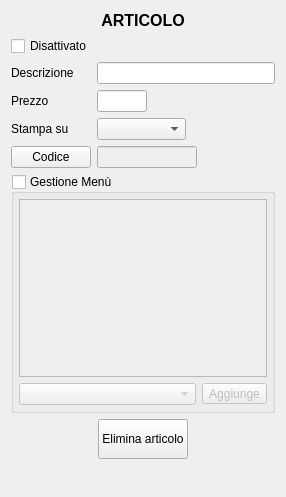
First picture: the form in src/dettagliarticolo.ui, repository mtonin/gestcassa, before the edit.
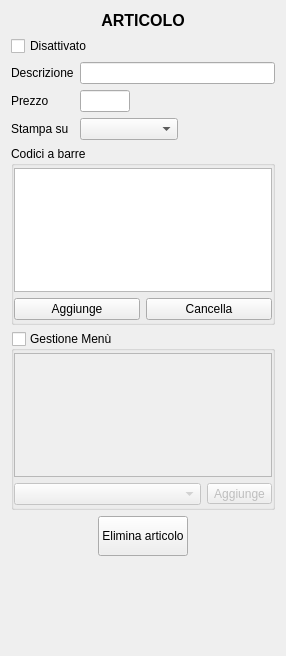
Second picture: the form after the edit. Icons and pictures are not drawn.

Commit message: - gestione barcode multipli per articolo

```diff
--- a/src/dettagliarticolo.ui
+++ b/src/dettagliarticolo.ui
@@ -7,7 +7,7 @@
     <x>0</x>
     <y>0</y>
     <width>286</width>
-    <height>497</height>
+    <height>656</height>
    </rect>
   </property>
   <property name="sizePolicy">
@@ -25,7 +25,7 @@
   <property name="windowTitle">
    <string>Form</string>
   </property>
-  <layout class="QVBoxLayout" name="verticalLayout_2">
+  <layout class="QVBoxLayout" name="verticalLayout_2" stretch="0,0,0,2,2,0,1">
    <item>
     <widget class="QLabel" name="label">
      <property name="font">
@@ -154,59 +154,86 @@
        </item>
       </layout>
      </item>
-     <item row="3" column="1">
-      <layout class="QHBoxLayout" name="horizontalLayout_5">
-       <item>
-        <widget class="QLineEdit" name="barcodeTxt">
-         <property name="enabled">
-          <bool>false</bool>
-         </property>
-         <property name="maximumSize">
-          <size>
-           <width>100</width>
-           <height>16777215</height>
-          </size>
-         </property>
-         <property name="inputMask">
-          <string/>
-         </property>
-         <property name="text">
-          <string notr="true"/>
-         </property>
-         <property name="maxLength">
-          <number>50</number>
-         </property>
-         <property name="frame">
-          <bool>true</bool>
-         </property>
-         <property name="alignment">
-          <set>Qt::AlignRight|Qt::AlignTrailing|Qt::AlignVCenter</set>
-         </property>
-        </widget>
-       </item>
-       <item>
-        <spacer name="horizontalSpacer_5">
-         <property name="orientation">
-          <enum>Qt::Horizontal</enum>
-         </property>
-         <property name="sizeHint" stdset="0">
-          <size>
-           <width>40</width>
-           <height>20</height>
-          </size>
-         </property>
-        </spacer>
-       </item>
     </layout>
    </item>
-     <item row="3" column="0">
-      <widget class="QPushButton" name="codiceBtn">
-       <property name="text">
-        <string>Codice</string>
-       </property>
-      </widget>
-     </item>
-    </layout>
+   <item>
+    <widget class="QGroupBox" name="menuBox_2">
+     <property name="enabled">
+      <bool>true</bool>
+     </property>
+     <property name="sizePolicy">
+      <sizepolicy hsizetype="Minimum" vsizetype="Preferred">
+       <horstretch>0</horstretch>
+       <verstretch>0</verstretch>
+      </sizepolicy>
+     </property>
+     <property name="title">
+      <string>Codici a barre</string>
+     </property>
+     <property name="checkable">
+      <bool>false</bool>
+     </property>
+     <property name="checked">
+      <bool>false</bool>
+     </property>
+     <layout class="QVBoxLayout" name="verticalLayout_3">
+      <property name="leftMargin">
+       <number>0</number>
+      </property>
+      <property name="topMargin">
+       <number>2</number>
+      </property>
+      <property name="rightMargin">
+       <number>0</number>
+      </property>
+      <property name="bottomMargin">
+       <number>2</number>
+      </property>
+      <item>
+       <widget class="QTableView" name="barcodeTable">
+        <property name="sizePolicy">
+         <sizepolicy hsizetype="MinimumExpanding" vsizetype="Expanding">
+          <horstretch>0</horstretch>
+          <verstretch>0</verstretch>
+         </sizepolicy>
+        </property>
+        <property name="selectionBehavior">
+         <enum>QAbstractItemView::SelectRows</enum>
+        </property>
+        <attribute name="horizontalHeaderVisible">
+         <bool>false</bool>
+        </attribute>
+        <attribute name="horizontalHeaderDefaultSectionSize">
+         <number>100</number>
+        </attribute>
+        <attribute name="horizontalHeaderStretchLastSection">
+         <bool>false</bool>
+        </attribute>
+        <attribute name="verticalHeaderVisible">
+         <bool>false</bool>
+        </attribute>
+       </widget>
+      </item>
+      <item>
+       <layout class="QHBoxLayout" name="horizontalLayout_6">
+        <item>
+         <widget class="QPushButton" name="addBarcodeBtn">
+          <property name="text">
+           <string>Aggiunge</string>
+          </property>
+         </widget>
+        </item>
+        <item>
+         <widget class="QPushButton" name="delBarcodeBtn">
+          <property name="text">
+           <string>Cancella</string>
+          </property>
+         </widget>
+        </item>
+       </layout>
+      </item>
+     </layout>
+    </widget>
    </item>
    <item>
     <widget class="QGroupBox" name="menuBox">
@@ -230,16 +257,16 @@
      </property>
      <layout class="QVBoxLayout" name="verticalLayout">
       <property name="leftMargin">
-       <number>5</number>
+       <number>0</number>
       </property>
       <property name="topMargin">
-       <number>5</number>
+       <number>2</number>
       </property>
       <property name="rightMargin">
-       <number>5</number>
+       <number>0</number>
       </property>
       <property name="bottomMargin">
-       <number>5</number>
+       <number>2</number>
       </property>
       <item>
        <widget class="QTableView" name="articoliList">
```
The commit also changes 4 other files.
